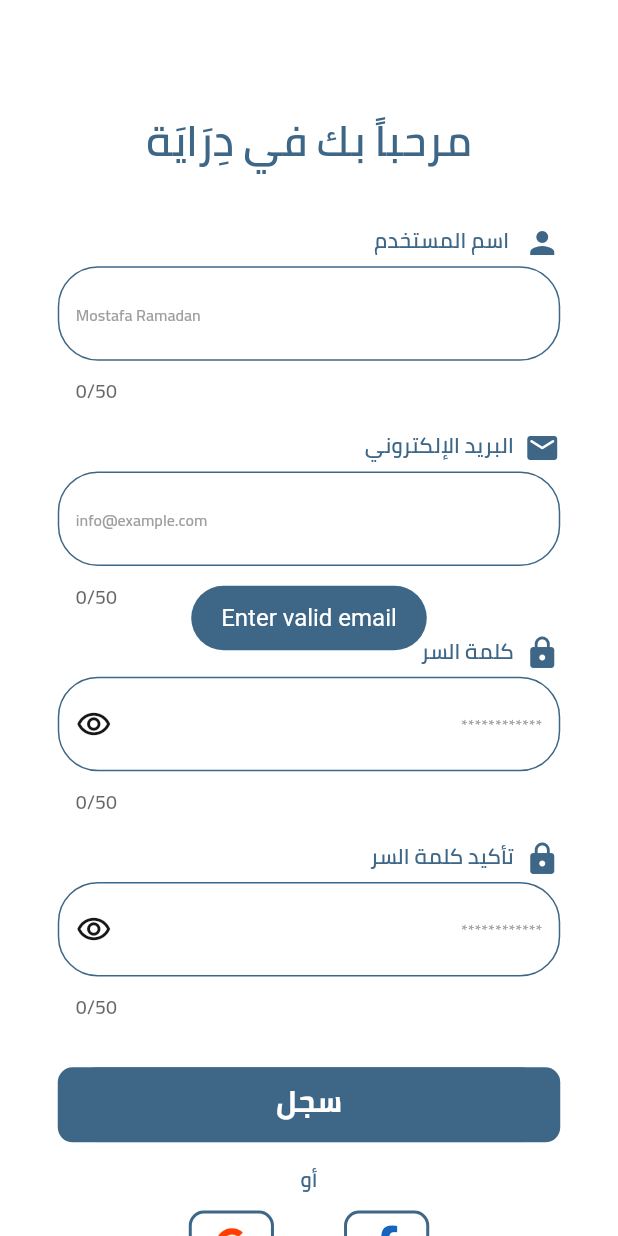
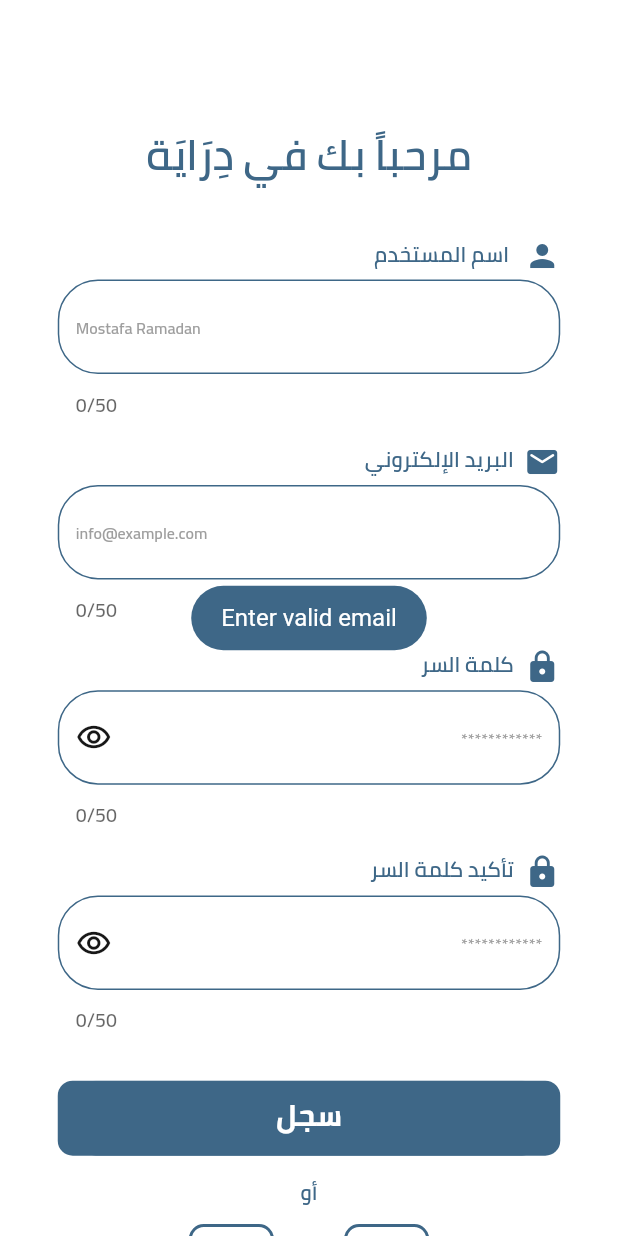
Before and after one commit to ahmedhany20200050/deraya, a Flutter app: the RegisterScreen screen opened directly, after a tap on "سجل", on a phone screen of 412 x 824 dp. Run offline on Flutter 3.47's test engine with Material 2 defaults, Android fonts, the phone set to English and light mode, and no system bars; our stand-ins replace animate_do, auto_size_text, bloc, dio, easy_localization, flutter_bloc and 13 more; missing offline and left inert: autoscale_tabbarview; accounts and stored records are empty; network calls fail; project files that could hold a hidden picture were left out.

Commit message:
some changes yarab nekhlas

```diff
--- a/lib/presentation/screens/login/login_screen.dart
+++ b/lib/presentation/screens/login/login_screen.dart
@@ -55,7 +55,7 @@
                 padding:  EdgeInsets.symmetric(horizontal: 40.w),
                 child: Column(
                   children: [
-                     SizedBox(height: 90.h,),
+                     SizedBox(height: 100.h,),
                     TextWidget(title: 'welcome back'.tr(),fontSize: 31.69.sp,fontWeight:FontWeight.w600,color: AppColors.primary,),
                      SizedBox(height: 50.h,),
                     Row(
--- a/lib/presentation/screens/login/register.dart
+++ b/lib/presentation/screens/login/register.dart
@@ -44,7 +44,7 @@
             padding:  EdgeInsets.symmetric(horizontal: 40.w),
             child: Column(
               children: [
-                SizedBox(height: 90.h,),
+                SizedBox(height: 100.h,),
                 TextWidget(title: 'welcome'.tr(),fontSize: 31.69.sp,fontWeight:FontWeight.w600,color: AppColors.primary,),
                 SizedBox(height: 40.h,),
                 const UserName(),
@@ -117,8 +117,8 @@
                   fontSize: 20,
                   fontWeight: FontWeight.w700,
                   onTap: ()async{
-                    if(!(RegExp(r"^[a-zA-Z0-9.a-zA-Z0-9.!#$%&'*+-/=?^_`{|}~]+@[a-zA-Z0-9]+\.[a-zA-Z]+")
-                        .hasMatch(email.text))){
+                    if((!(RegExp(r"^[a-zA-Z0-9.a-zA-Z0-9.!#$%&'*+-/=?^_`{|}~]+@[a-zA-Z0-9]+\.[a-zA-Z]+")
+                        .hasMatch(email.text)))||(!email.text.endsWith(".com"))){
                       Fluttertoast.showToast(
                           msg: "Enter valid email",
                           toastLength: Toast.LENGTH_LONG,
```
